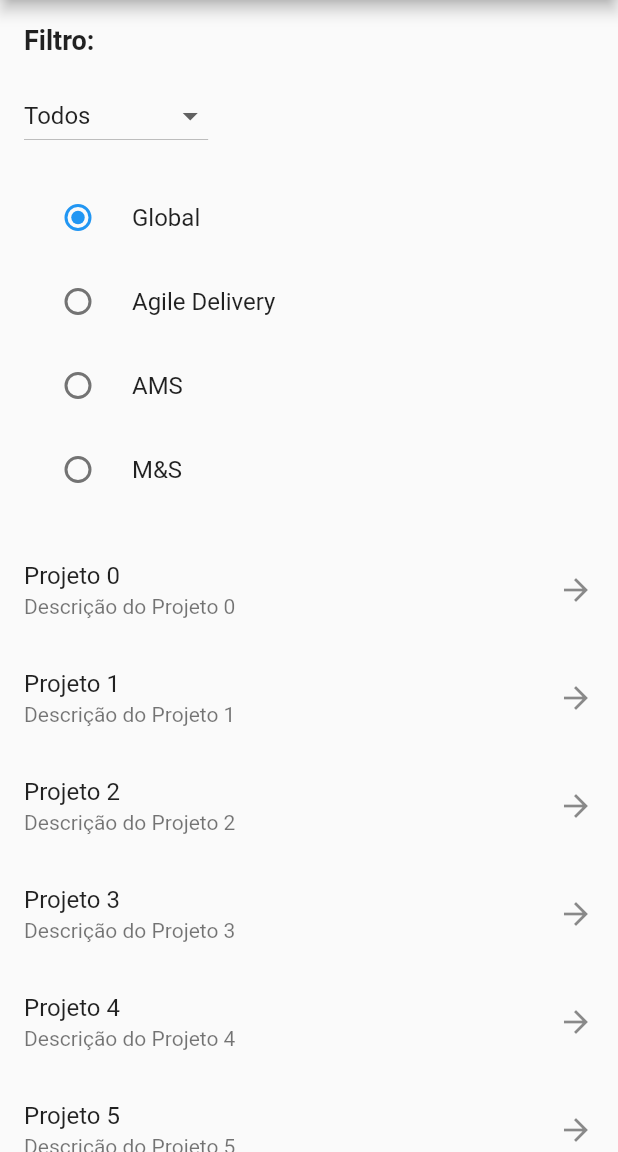
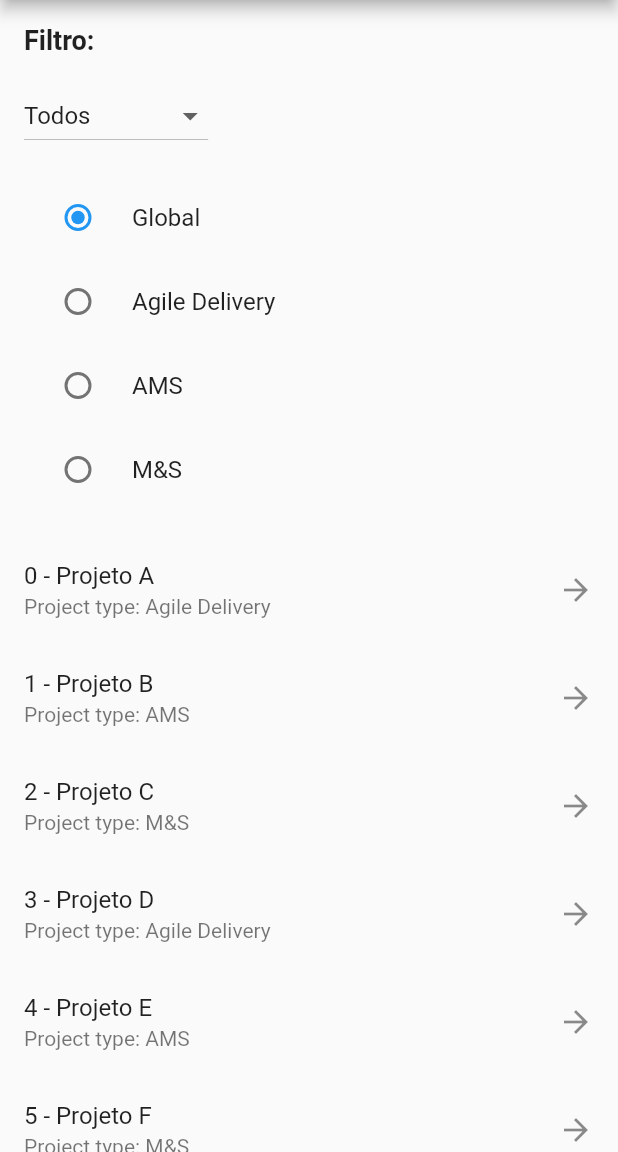
Before and after one commit to holgash/FBD, a Flutter app: the ProjectPage screen opened directly, on a phone screen of 412 x 824 dp, the part 84-1236 px from its top. Run offline on Flutter 3.47's test engine with Material 2 defaults, Android fonts, the phone set to English and light mode, and no system bars; our stand-ins replace charts_flutter.

Commit message:
Alterações 06/06

```diff
--- /dev/null
+++ b/assets/projects.json
@@ -0,0 +1,54 @@
+{
+  "projetos": [
+    {
+      "id": 0,
+      "project_name": "Projeto A",
+      "project_type": "Agile Delivery"
+    },
+    {
+      "id": 1,
+      "project_name": "Projeto B",
+      "project_type": "AMS"
+    },
+    {
+      "id": 2,
+      "project_name": "Projeto C",
+      "project_type": "M&S"
+    },
+    {
+      "id": 3,
+      "project_name": "Projeto D",
+      "project_type": "Agile Delivery"
+    },
+    {
+      "id": 4,
+      "project_name": "Projeto E",
+      "project_type": "AMS"
+    },
+    {
+      "id": 5,
+      "project_name": "Projeto F",
+      "project_type": "M&S"
+    },
+    {
+      "id": 6,
+      "project_name": "Projeto G",
+      "project_type": "Agile Delivery"
+    },
+    {
+      "id": 7,
+      "project_name": "Projeto H",
+      "project_type": "AMS"
+    },
+    {
+      "id": 8,
+      "project_name": "Projeto I",
+      "project_type": "M&S"
+    },
+    {
+      "id": 9,
+      "project_name": "Projeto J",
+      "project_type": "Agile Delivery"
+    }
+  ]
+}
--- a/lib/main2.dart
+++ b/lib/main2.dart
@@ -1,114 +1,23 @@
 import 'package:flutter/material.dart';
 
-void main() {
-  runApp(ProjectApp());
-}
+import 'linear_charts.dart';
 
-class ProjectApp extends StatelessWidget {
+void main() => runApp(const MyApp());
+
+class MyApp extends StatelessWidget {
+  const MyApp({Key? key}) : super(key: key);
+
   @override
   Widget build(BuildContext context) {
     return MaterialApp(
-      title: 'Projects',
-      theme: ThemeData(
-        primarySwatch: Colors.blue,
-      ),
-      home: ProjectPage(),
-    );
-  }
-}
-
-class ProjectPage extends StatefulWidget {
-  @override
-  _ProjectPageState createState() => _ProjectPageState();
-}
-
-class _ProjectPageState extends State<ProjectPage> {
-  String? selectedFilter =
-      'Todos'; // Valor inicial selecionado para DropdownButton
-  List<String> filterOptions = ['Todos', 'Concluídos', 'Em progresso'];
-  String? selectedRadio; // Valor inicial selecionado para radio button
-  List<String> radioOptions = ['Global', 'Agile Delivery', 'AMS', 'M&S'];
-
-  @override
-  void initState() {
-    super.initState();
-    selectedRadio =
-        'Global'; // Definir 'Global' como a opção padrão selecionada
-  }
-
-  @override
-  Widget build(BuildContext context) {
-    return Scaffold(
-      appBar: AppBar(
-        title: Center(child: Text('Projects')), // Centralizar o título
-      ),
-      body: Column(
-        crossAxisAlignment: CrossAxisAlignment.start,
-        children: <Widget>[
-          Padding(
-            padding: EdgeInsets.all(16.0),
-            child: Text(
-              'Filtro:',
-              style: TextStyle(fontSize: 18.0, fontWeight: FontWeight.bold),
-            ),
-          ),
-          Padding(
-            padding: EdgeInsets.symmetric(horizontal: 16.0),
-            child: DropdownButton<String>(
-              value: selectedFilter,
-              onChanged: (String? newValue) {
-                setState(() {
-                  selectedFilter = newValue;
-                });
-              },
-              items: filterOptions.map((String option) {
-                return DropdownMenuItem<String>(
-                  value: option,
-                  child: Text(option),
-                );
-              }).toList(),
-            ),
-          ),
-          SizedBox(height: 16.0),
-          Padding(
-            padding: EdgeInsets.symmetric(horizontal: 16.0),
-            child: Wrap(
-              children: radioOptions.map((String option) {
-                return Container(
-                  width: MediaQuery.of(context).size.width /
-                      2, // Dividir o espaço em duas colunas
-                  child: RadioListTile<String>(
-                    title: Text(option),
-                    value: option,
-                    groupValue: selectedRadio,
-                    onChanged: (String? value) {
-                      setState(() {
-                        selectedRadio = value;
-                      });
-                    },
-                  ),
-                );
-              }).toList(),
-            ),
-          ),
-          SizedBox(height: 16.0),
-          Expanded(
-            child: ListView.builder(
-              itemCount: 10, // Número de resultados fictícios
-              itemBuilder: (BuildContext context, int index) {
-                return ListTile(
-                  title: Text('Projeto $index'),
-                  subtitle: Text('Descrição do Projeto $index'),
-                  trailing: Icon(Icons.arrow_forward),
-                  onTap: () {
-                    // Ação ao tocar em um item da lista
-                    print('Projeto $index selecionado');
-                  },
-                );
-              },
-            ),
-          ),
-        ],
+      title: 'Material App',
+      home: Scaffold(
+        appBar: AppBar(
+          title: const Text('Material App Bar'),
+        ),
+        body: const Center(
+          child: const LinearCharts(id: 1),
+        ),
       ),
     );
   }
--- a/lib/project_page.dart
+++ b/lib/project_page.dart
@@ -1,5 +1,7 @@
 import 'package:flutter/material.dart';
+import 'package:flutter/services.dart' show rootBundle;
 import 'project_details_page.dart';
+import 'dart:convert';
 
 class ProjectPage extends StatefulWidget {
   @override
@@ -7,24 +9,40 @@ class ProjectPage extends StatefulWidget {
 }
 
 class _ProjectPageState extends State<ProjectPage> {
-  String? selectedFilter =
-      'Todos'; // Valor inicial selecionado para DropdownButton
+  String? selectedFilter = 'Todos';
   List<String> filterOptions = ['Todos', 'Concluídos', 'Em progresso'];
-  String? selectedRadio; // Valor inicial selecionado para radio button
+  String? selectedRadio;
   List<String> radioOptions = ['Global', 'Agile Delivery', 'AMS', 'M&S'];
+  List<Map<String, dynamic>> projectDetails = [];
 
   @override
   void initState() {
     super.initState();
-    selectedRadio =
-        'Global'; // Definir 'Global' como a opção padrão selecionada
+    loadProjectDetails();
+    selectedRadio = 'Global';
   }
 
-  void _onProjectSelected(String project) {
+  void loadProjectDetails() async {
+    String jsonData = await rootBundle.loadString('assets/projects.json');
+    List<dynamic> projects = jsonDecode(jsonData)['projetos'];
+    setState(() {
+      projectDetails = projects.map((project) {
+        return {
+          'id': project['id'],
+          'project_name': project['project_name'],
+          'project_type': project['project_type'],
+        };
+      }).toList();
+    });
+  }
+
+  void _onProjectSelected(
+      String projectName, String projectType, int projectId) {
     Navigator.push(
       context,
       MaterialPageRoute(
-        builder: (context) => ProjectDetailsPage(project),
+        builder: (context) =>
+            ProjectDetailsPage(projectName, projectType, projectId),
       ),
     );
   }
@@ -33,7 +51,7 @@ class _ProjectPageState extends State<ProjectPage> {
   Widget build(BuildContext context) {
     return Scaffold(
       appBar: AppBar(
-        title: Center(child: Text('Projects')), // Centralizar o título
+        title: Center(child: Text('Projects')),
       ),
       body: Column(
         crossAxisAlignment: CrossAxisAlignment.start,
@@ -68,8 +86,7 @@ class _ProjectPageState extends State<ProjectPage> {
             child: Wrap(
               children: radioOptions.map((String option) {
                 return Container(
-                  width: MediaQuery.of(context).size.width /
-                      2, // Dividir o espaço em duas colunas
+                  width: MediaQuery.of(context).size.width / 2,
                   child: RadioListTile<String>(
                     title: Text(option),
                     value: option,
@@ -87,16 +104,18 @@ class _ProjectPageState extends State<ProjectPage> {
           SizedBox(height: 16.0),
           Expanded(
             child: ListView.builder(
-              itemCount: 10, // Número de resultados fictícios
+              itemCount: projectDetails.length,
               itemBuilder: (BuildContext context, int index) {
-                final project = 'Projeto $index';
+                final project = projectDetails[index];
+                final id = project['id'];
+                final projectName = project['project_name'];
+                final projectType = project['project_type'];
                 return ListTile(
-                  title: Text(project),
-                  subtitle: Text('Descrição do Projeto $index'),
+                  title: Text('$id - $projectName'),
+                  subtitle: Text('Project type: $projectType'),
                   trailing: Icon(Icons.arrow_forward),
                   onTap: () {
-                    // Ação ao tocar em um item da lista
-                    _onProjectSelected(project);
+                    _onProjectSelected(projectName, projectType, id);
                   },
                 );
               },
--- a/pubspec.yaml
+++ b/pubspec.yaml
@@ -25,3 +25,6 @@ dev_dependencies:
 
 flutter:
   uses-material-design: true
+  assets:
+    - assets/projects.json
+    - assets/sprint.json
```
Also changed, not shown: assets/sprint.json (added, +111 -0 lines), lib/aux_funcs.dart (added, +48 -0 lines), lib/linear_charts.dart (added, +100 -0 lines), lib/project_details_page.dart (+6 -3 lines).
